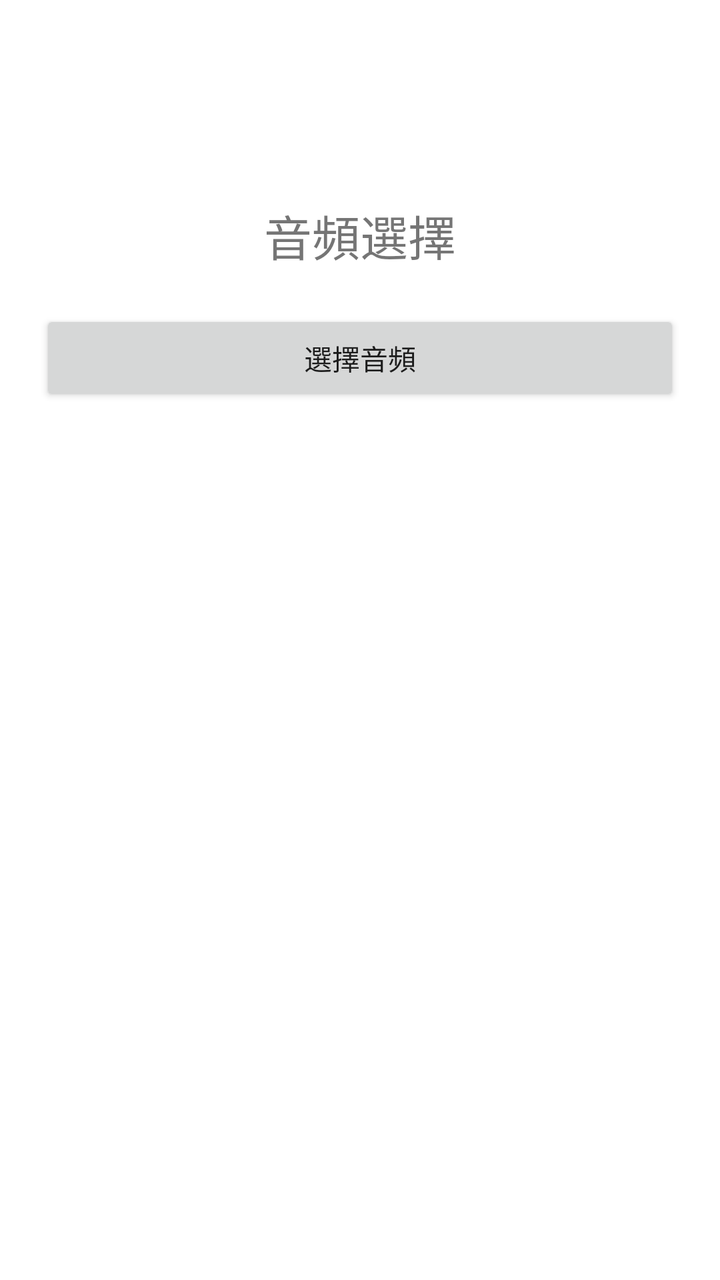
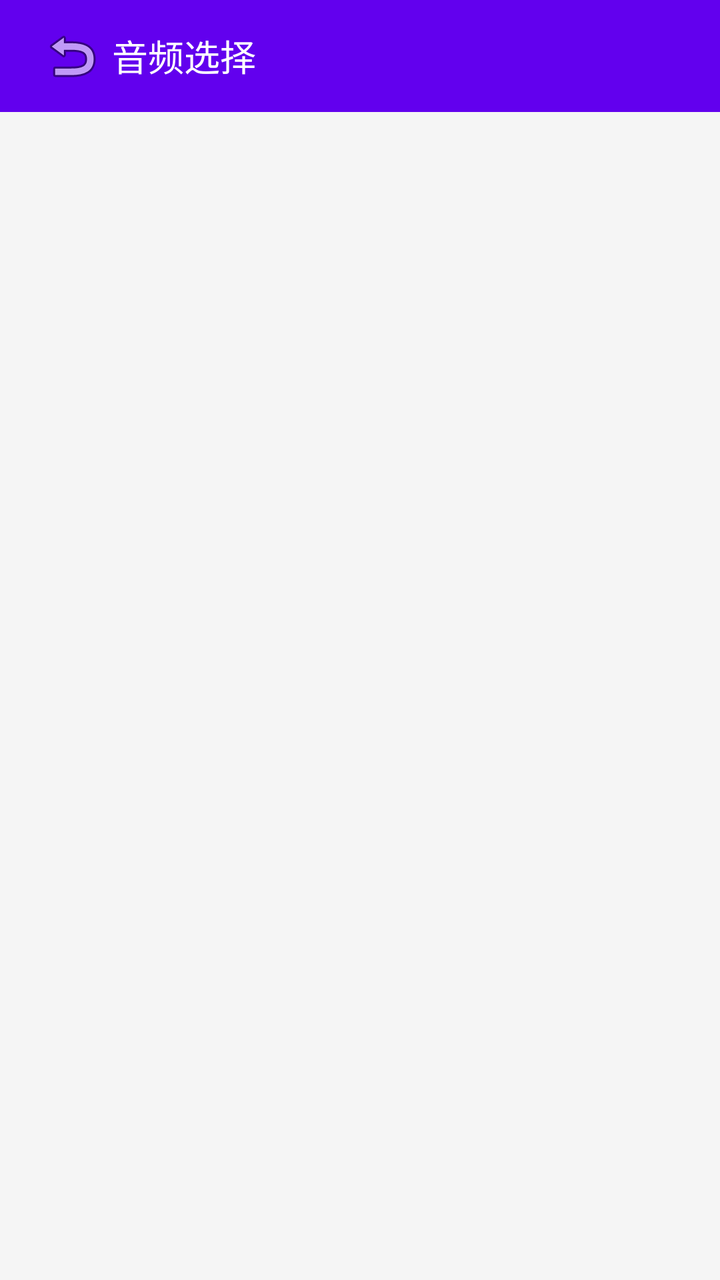

The first picture is an Android layout as it rendered before a commit; the second is the same layout after the commit. The layout source and the unified diff follow.
<!-- AndroidManifest.xml: application theme AppTheme -->
<!-- res/layout/activity_audio_select.xml -->
<?xml version="1.0" encoding="utf-8"?>
<LinearLayout xmlns:android="http://schemas.android.com/apk/res/android"
    android:layout_width="match_parent"
    android:layout_height="match_parent"
    android:orientation="vertical"
    android:background="#FFFFFF">

    <TextView
        android:layout_width="match_parent"
        android:layout_height="wrap_content"
        android:text="音頻選擇"
        android:textSize="24sp"
        android:gravity="center"
        android:layout_marginTop="100dp"/>

    <Button
        android:layout_width="match_parent"
        android:layout_height="wrap_content"
        android:text="選擇音頻"
        android:layout_margin="20dp"/>
</LinearLayout>
<!-- resources referenced by this layout -->
<resources>
  <style name="AppTheme" parent="Theme.AppCompat.Light.NoActionBar">
          <item name="colorPrimary">#FF6200EE</item>
          <item name="colorPrimaryDark">#FF3700B3</item>
          <item name="colorAccent">#FF03DAC5</item>
      </style>
</resources>

<!-- the commit's change to res/layout/activity_audio_select.xml (unified diff, before → after) -->
@@ -1,21 +1,13 @@
 <?xml version="1.0" encoding="utf-8"?>
 <LinearLayout xmlns:android="http://schemas.android.com/apk/res/android"
-    android:layout_width="match_parent"
-    android:layout_height="match_parent"
-    android:orientation="vertical"
-    android:background="#FFFFFF">
-
-    <TextView
-        android:layout_width="match_parent"
-        android:layout_height="wrap_content"
-        android:text="音頻選擇"
-        android:textSize="24sp"
-        android:gravity="center"
-        android:layout_marginTop="100dp"/>
-
-    <Button
-        android:layout_width="match_parent"
-        android:layout_height="wrap_content"
-        android:text="選擇音頻"
-        android:layout_margin="20dp"/>
+    android:layout_width="match_parent" android:layout_height="match_parent"
+    android:orientation="vertical" android:background="#F5F5F5">
+    <LinearLayout android:layout_width="match_parent" android:layout_height="56dp"
+        android:background="#FF6200EE" android:gravity="center_vertical" android:paddingHorizontal="16dp">
+        <ImageButton android:id="@+id/btn_back" android:layout_width="40dp" android:layout_height="40dp"
+            android:src="@android:drawable/ic_menu_revert" android:background="?attr/selectableItemBackgroundBorderless"/>
+        <TextView android:layout_width="0dp" android:layout_height="wrap_content" android:layout_weight="1"
+            android:text="音频选择" android:textColor="#FFFFFF" android:textSize="18sp"/>
+    </LinearLayout>
+    <ListView android:id="@+id/list_audio" android:layout_width="match_parent" android:layout_height="match_parent"/>
 </LinearLayout>
